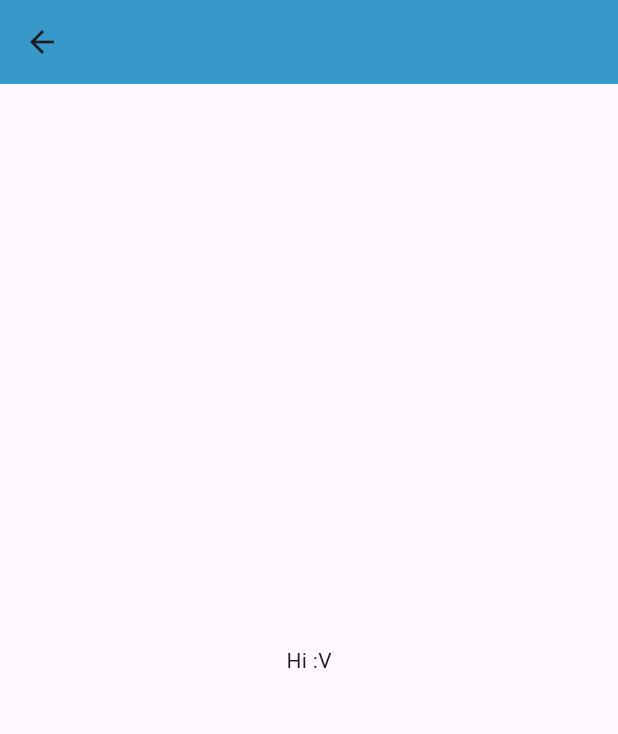
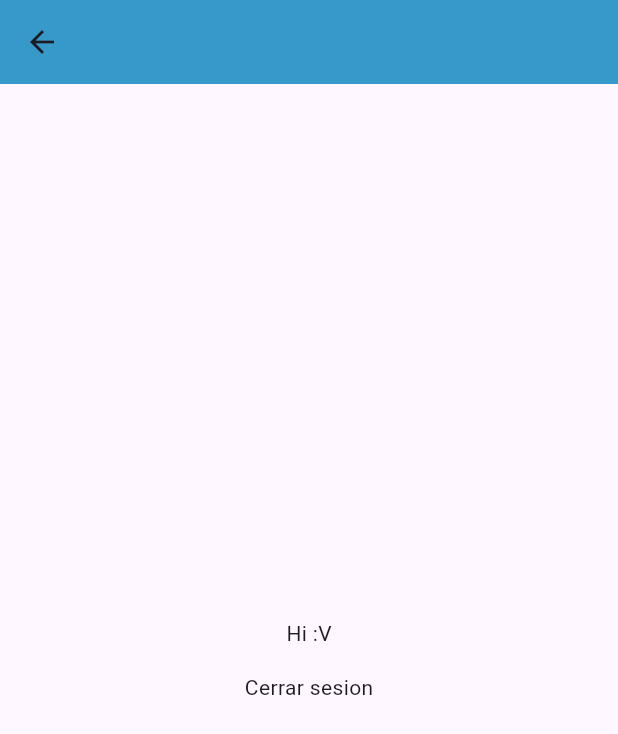
Before and after one commit to Jesus1397/Flutter-app-unlock, a Flutter app: the HomePage screen opened by its route, on a phone screen of 412 x 824 dp. Shown: the top 734 px of the screen. Run offline on Flutter 3.47's test engine with Material 3 defaults, Android fonts, the phone set to English and light mode, and no system bars; our stand-ins replace google_fonts, local_auth.

Commit message:
fix: changes

```diff
--- a/lib/pages/home_page.dart
+++ b/lib/pages/home_page.dart
@@ -1,17 +1,36 @@
-
 import 'package:flutter/material.dart';
+import 'package:myapp/providers/auth_provider.dart';
+import 'package:provider/provider.dart';
 
 class HomePage extends StatelessWidget {
   const HomePage({super.key});
 
   @override
   Widget build(BuildContext context) {
+    final authProvider = Provider.of<AuthProvider>(context, listen: false);
+
     return Scaffold(
       appBar: AppBar(
         backgroundColor: const Color(0xff3699CA),
       ),
-      body: const Center(
-        child: Text('Hi :V'),
+      body: Center(
+        child: Column(
+          mainAxisAlignment: MainAxisAlignment.center,
+          crossAxisAlignment: CrossAxisAlignment.center,
+          children: [
+            const Text('Hi :V'),
+            const SizedBox(
+              height: 16,
+            ),
+            InkWell(
+              onTap: () {
+                authProvider.logout();
+                Navigator.pushReplacementNamed(context, 'login');
+              },
+              child: const Text('Cerrar sesion'),
+            ),
+          ],
+        ),
       ),
     );
   }
```
Also changed, not shown: lib/pages/login_page.dart (+7 -0 lines), lib/providers/auth_provider.dart (+7 -12 lines).
